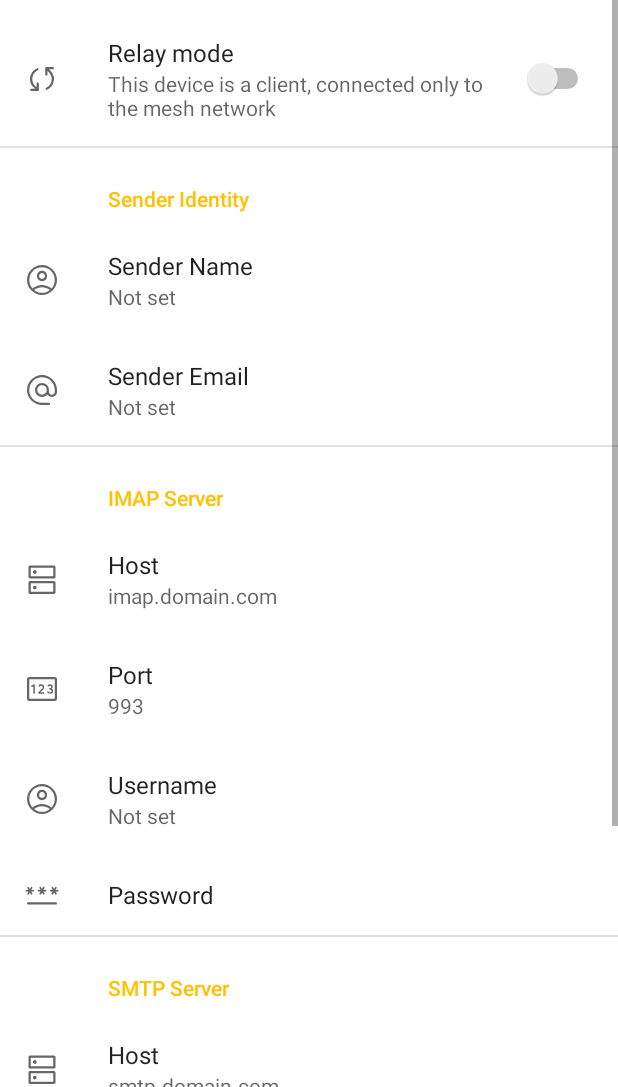
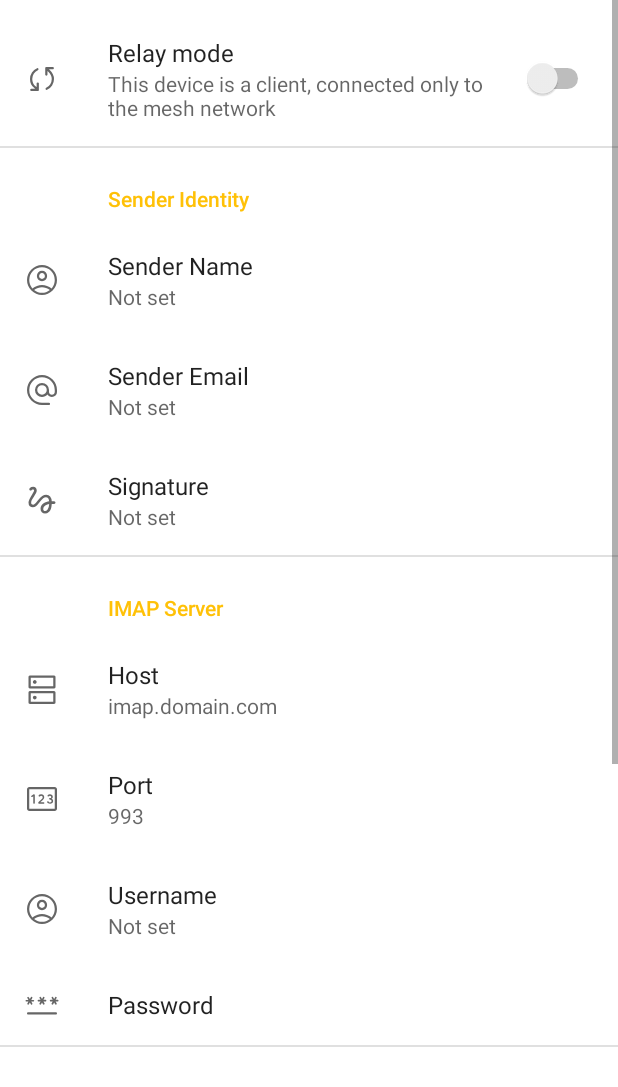
Before and after one commit to mertrois/meshmail, an Android app: the screen it shows after launch (MainActivity), after a tap on "Settings", on a phone screen of 412 x 824 dp, the part 149-1236 px from its top. Run offline under Robolectric (Android 15) with nearby library versions, the phone set to English and light mode, and no system bars; our stand-ins replace Room's generated code, androidx.preference; libraries missing offline, so code that uses them is left out: com.google.protobuf.kotlin; 4 statements that could not run were skipped.

Commit message:
add signature

```diff
--- a/app/src/main/java/app/meshmail/ui/EditMessageFragment.kt
+++ b/app/src/main/java/app/meshmail/ui/EditMessageFragment.kt
@@ -52,7 +52,8 @@ class EditMessageFragment(message: MessageEntity) : Fragment() {
         var subj = if(isReply()) "Re: " else ""
         subjectField.setText(subj + message.subject)
 
-        bodyField.setText(message.body)
+        val sig = prefs.getString("sender_signature")
+        bodyField.setText(sig)
         formatBodyForReply()
 
         sendFAB = view.findViewById(R.id.fabSend)
@@ -74,8 +75,9 @@ class EditMessageFragment(message: MessageEntity) : Fragment() {
 
     @SuppressLint("SetTextI18n")
     private fun formatBodyForReply() {
+        val sig = prefs.getString("sender_signature")
         if(isReply()) { // only reformat if it's a reply
-            bodyField.setText("""
+            bodyField.setText("""$sig
 
 
 ===== On ${message.receivedDate} ${message.recipient} wrote: =====
--- a/app/src/main/java/app/meshmail/ui/PreferenceFragment.kt
+++ b/app/src/main/java/app/meshmail/ui/PreferenceFragment.kt
@@ -3,6 +3,7 @@ package app.meshmail.ui
 
 import android.os.Bundle
 import android.view.*
+import androidx.preference.EditTextPreference
 import androidx.preference.Preference
 import androidx.preference.PreferenceCategory
 import androidx.preference.PreferenceFragmentCompat
@@ -14,6 +15,13 @@ class PreferenceFragment : PreferenceFragmentCompat() {
 
     override fun onCreatePreferences(savedInstanceState: Bundle?, rootKey: String?) {
         setPreferencesFromResource(R.xml.preferences, rootKey)
+        val imapPasswordPref = findPreference<EditTextPreference>("imap_password")
+        val smtpPasswordPref = findPreference<EditTextPreference>("smtp_password")
+        val dotSumProvider = Preference.SummaryProvider<EditTextPreference>() {
+            "•".repeat(it.text?.length ?: 0)
+        }
+        imapPasswordPref?.summaryProvider = dotSumProvider
+        smtpPasswordPref?.summaryProvider = dotSumProvider
     }
 
     override fun onCreateOptionsMenu(menu: Menu, inflater: MenuInflater) {
@@ -49,7 +57,7 @@ class PreferenceFragment : PreferenceFragmentCompat() {
         val idPreferenceCategory = findPreference<PreferenceCategory>("identity_preference_category")
         imapPreferenceCategory?.isEnabled = isEnabled
         smtpPreferenceCategory?.isEnabled = isEnabled
-        idPreferenceCategory?.isEnabled = isEnabled
+        idPreferenceCategory?.isEnabled =  !isEnabled
     }
 
 }
--- /dev/null
+++ b/app/src/main/res/drawable/gesture_24px.xml
@@ -0,0 +1,5 @@
+<vector android:height="24dp" android:tint="?attr/colorControlNormal"
+    android:viewportHeight="48" android:viewportWidth="48"
+    android:width="24dp" xmlns:android="http://schemas.android.com/apk/res/android">
+    <path android:fillColor="@android:color/white" android:pathData="M28.05,42.1Q25.5,42.1 23.775,40.325Q22.05,38.55 22.05,35.7Q22.05,33.2 23.225,31.4Q24.4,29.6 26.15,28.4Q27.9,27.2 29.875,26.575Q31.85,25.95 33.45,25.8Q33.3,22.95 32.225,21.7Q31.15,20.45 29.2,20.45Q27.25,20.45 25.55,21.625Q23.85,22.8 21,26.7Q17.85,30.9 15.925,32.35Q14,33.8 11.7,33.8Q9.55,33.8 7.775,32.35Q6,30.9 6,27.4Q6,25.8 7.125,23.275Q8.25,20.75 11,16.3Q12.3,14.4 12.875,13.15Q13.45,11.9 13.45,11.05Q13.45,10.5 13.15,10.175Q12.85,9.85 12.25,9.85Q11.8,9.85 11.25,10.1Q10.7,10.35 10.05,10.9Q9.5,11.4 8.8,11.4Q8.1,11.4 7.6,10.85Q7.05,10.3 7.05,9.575Q7.05,8.85 7.6,8.35Q8.75,7.3 9.9,6.8Q11.05,6.3 12.25,6.3Q14.35,6.3 15.675,7.7Q17,9.1 17,11.2Q17,12.95 16.075,14.7Q15.15,16.45 13.15,19.5Q10.9,22.85 10.225,24.45Q9.55,26.05 9.55,27.65Q9.55,29.25 10.375,29.75Q11.2,30.25 12.1,30.25Q13.3,30.25 14.55,29.1Q15.8,27.95 18.4,24.55Q21.8,20.15 24.3,18.525Q26.8,16.9 29.65,16.9Q32.95,16.9 34.85,19.325Q36.75,21.75 37,25.65H40.25Q40.95,25.65 41.475,26.175Q42,26.7 42,27.4Q42,28.15 41.475,28.675Q40.95,29.2 40.25,29.2H37Q36.5,36.95 33.55,39.525Q30.6,42.1 28.05,42.1ZM28.2,38.55Q29.75,38.55 31.525,36.55Q33.3,34.55 33.55,29.3Q31.1,29.55 28.35,31.3Q25.6,33.05 25.6,36.05Q25.6,37.2 26.275,37.875Q26.95,38.55 28.2,38.55Z"/>
+</vector>
--- a/app/src/main/res/xml/preferences.xml
+++ b/app/src/main/res/xml/preferences.xml
@@ -16,7 +16,8 @@
         android:key="identity_preference_category"
         android:title="Sender Identity">
         <EditTextPreference
-            android:defaultValue=""
+            android:defaultValue="--
+            Sent off-grid with Meshmail.app"
             android:key="sender_name"
             android:selectAllOnFocus="true"
             android:singleLine="true"
@@ -31,7 +32,16 @@
             android:title="Sender Email"
             app:icon="@drawable/alternate_email_24px"
             app:useSimpleSummaryProvider="true" />
+        <EditTextPreference
+            android:defaultValue=""
+            android:key="sender_signature"
+            android:selectAllOnFocus="true"
+            android:singleLine="false"
+            android:title="Signature"
+            app:icon="@drawable/gesture_24px"
+            app:useSimpleSummaryProvider="true" />
     </PreferenceCategory>
+
 
     <PreferenceCategory
         android:key="imap_preference_category"
```
